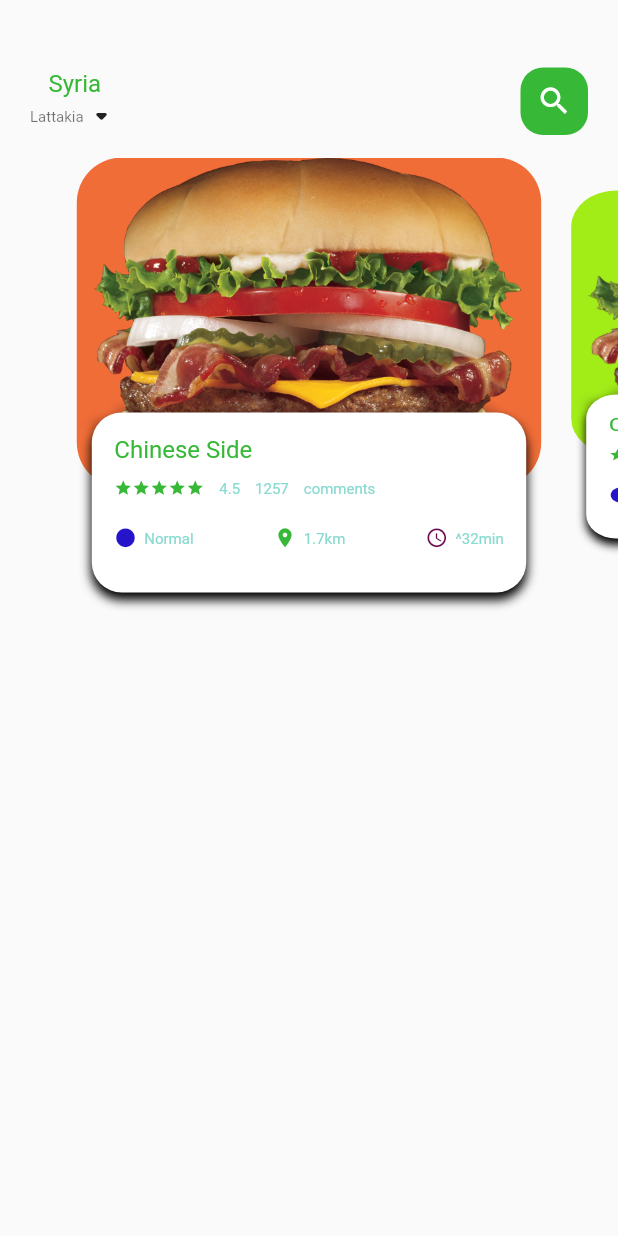
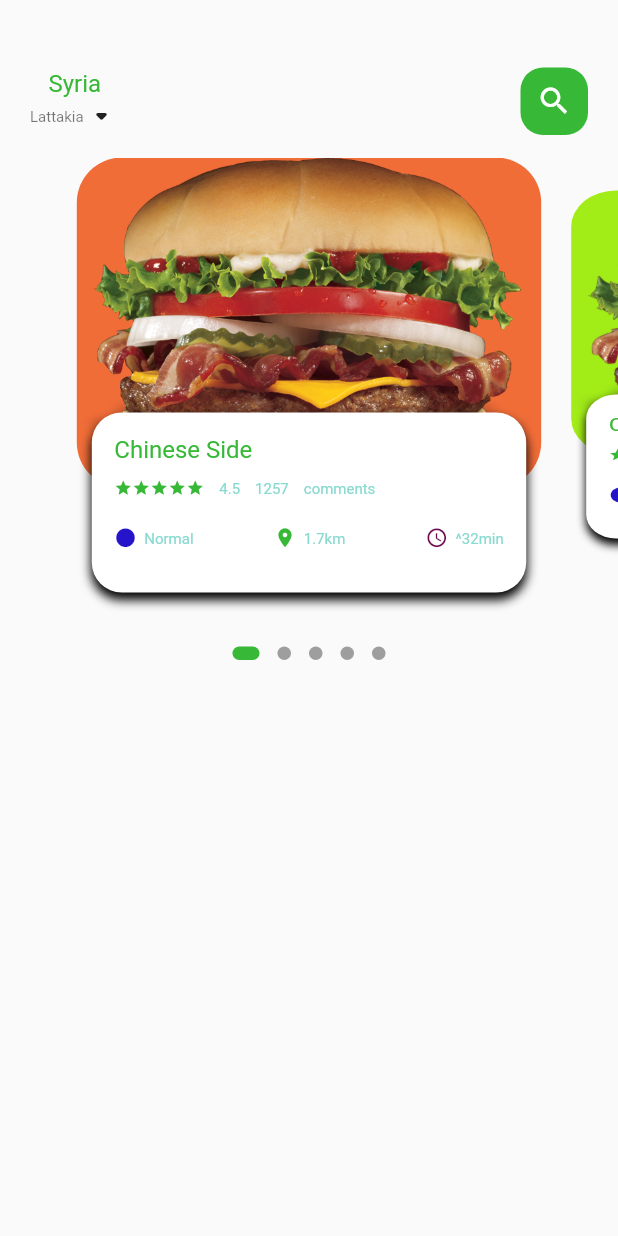
Before and after one commit to mahmodDAHOL/delivery-mobile-app, a Flutter app: the screen it shows after launch, on a phone screen of 412 x 824 dp. Run offline on Flutter 3.47's test engine with Material 2 defaults, Android fonts, the phone set to English and light mode, and no system bars; drawn by our look-alikes of dots_indicator.

Commit message:
add slider

```diff
--- a/lib/home/food_page_body.dart
+++ b/lib/home/food_page_body.dart
@@ -1,3 +1,4 @@
+import 'package:dots_indicator/dots_indicator.dart';
 import 'package:flutter/material.dart';
 import 'package:untitled/utils/colors.dart';
 import 'package:untitled/utils/widgets/big_text.dart';
@@ -16,6 +17,7 @@ class _FoodPageBodyState extends State<FoodPageBody> {
   var _currPageValue = 0.0;
   double _scaleFactor = 0.8;
   double _height = 220;
+  int _itemCount = 5;
 
   @override
   void initState() {
@@ -35,15 +37,27 @@ class _FoodPageBodyState extends State<FoodPageBody> {
 
   @override
   Widget build(BuildContext context) {
-    return Container(
+    return Column(children: [
+      Container(
         height: 320,
         child: PageView.builder(
             controller: pageController,
-          itemCount: 5,
+            itemCount: _itemCount,
             itemBuilder: (context, position) {
               return _buildPageItem(position);
             }),
-    );
+      ),
+      DotsIndicator(
+        dotsCount: _itemCount,
+        position: _currPageValue,
+        decorator: DotsDecorator(
+            activeColor: AppColors.mainColor,
+            size: const Size.square(9.0),
+            activeSize: Size(18.0, 9.0),
+            activeShape: RoundedRectangleBorder(
+                borderRadius: BorderRadius.circular(5.0))),
+      )
+    ]);
   }
 
   Widget _buildPageItem(int index) {
```
Lines whose indentation alone changed are shown as unchanged.
